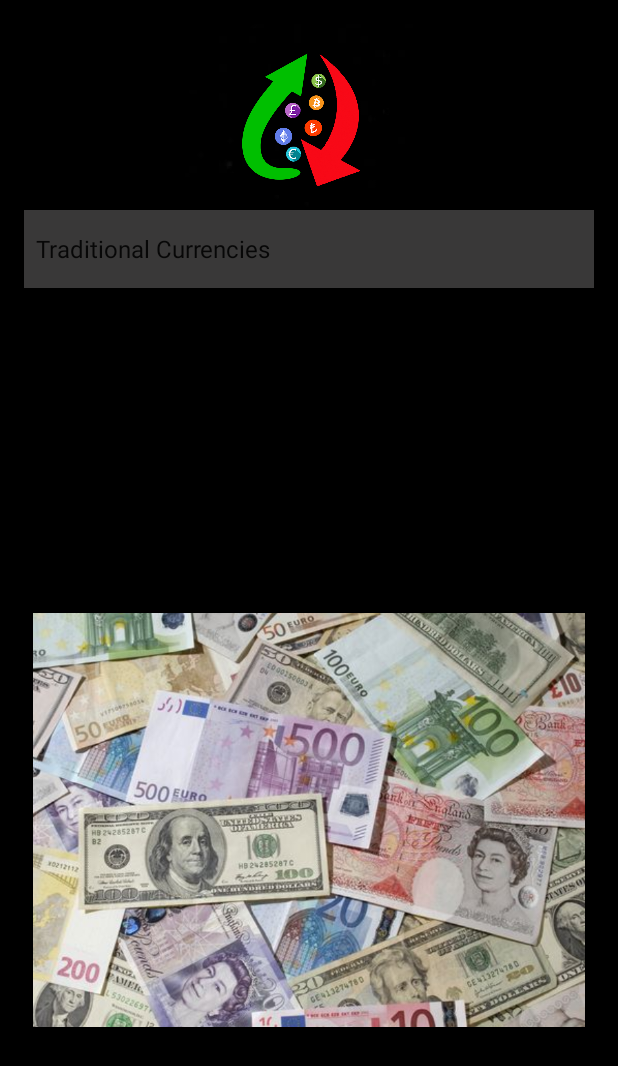
After one commit to HasanTaspolat/Switch-, an Android app: the BottomFragment screen opened directly, with no data from a screen before it, on a phone screen of 412 x 824 dp. The commit adds this screen. Shown: the top 1066 px of the screen. Run offline under Robolectric (Android 15) with nearby library versions, the phone set to English and light mode, and no system bars; our stand-ins replace Picasso; Roboto replaces fonts that are not available here.

Commit message:
Switch :: Fragment + gesture + Dialog

```diff
--- /dev/null
+++ b/app/src/main/java/com/example/aswitch/BottomFragment.java
@@ -0,0 +1,87 @@
+package com.example.aswitch;
+
+import android.content.Context;
+import android.content.Intent;
+import android.media.Image;
+import android.os.Bundle;
+import android.view.LayoutInflater;
+import android.view.View;
+import android.view.ViewGroup;
+import android.widget.ImageView;
+import android.widget.Toast;
+
+import androidx.annotation.NonNull;
+import androidx.annotation.Nullable;
+import androidx.fragment.app.Fragment;
+
+import com.squareup.picasso.Picasso;
+
+public class BottomFragment extends Fragment {
+    Context context;
+    ImageView frgBottomImg;
+    ImageView a, b;
+
+    int[] imgIds = new int[]{ R.drawable.trad_curr, R.drawable.modern_curr};
+
+    public BottomFragment() {
+        // Required empty public constructor
+    }
+
+
+    @Override
+    public void onCreate(Bundle savedInstanceState) {
+        super.onCreate(savedInstanceState);
+
+    }
+
+    @Override
+    public View onCreateView(LayoutInflater inflater, ViewGroup container,
+                             Bundle savedInstanceState) {
+        // Inflate the layout for this fragment
+        return inflater.inflate(R.layout.fragment_bottom, container, false);
+    }
+
+
+
+    @Override
+    public void onViewCreated(@NonNull View view, @Nullable Bundle savedInstanceState) {
+        super.onViewCreated(view, savedInstanceState);
+
+        frgBottomImg = view.findViewById(R.id.frgBottomImg);
+
+        int pos = getArguments().getInt("position");
+
+        frgBottomImg.setImageResource(imgIds[pos]);
+
+
+
+    }
+
+    //STEP 7
+    //Implenet changeCityImage(position) method,
+    // so that mainActivity can call it to chane the image according to postin value
+    //position value is sent from TopActivity to MainActivity
+    //then sent from MainActivity to BottomFragment
+    void changeCityImage(int position){
+        frgBottomImg.setImageResource(imgIds[position]);
+
+        if (position == 0){frgBottomImg.setOnLongClickListener(new View.OnLongClickListener() {
+            @Override
+            public boolean onLongClick(View view) {
+                Intent intent = new Intent(view.getContext(), TraditionalActivity.class);
+                view.getContext().startActivity(intent);
+
+                return false;
+            }
+        });}
+        else if ( position ==1){
+            frgBottomImg.setOnLongClickListener(new View.OnLongClickListener() {
+                @Override
+                public boolean onLongClick(View view) {
+                    Intent intent = new Intent(view.getContext(), ModernActivity.class);
+                    view.getContext().startActivity(intent);
+                    return false;
+                }
+            });
+    }}
+}
--- a/app/src/main/java/com/example/aswitch/ProfileActivity.java
+++ b/app/src/main/java/com/example/aswitch/ProfileActivity.java
@@ -9,14 +9,17 @@ import android.widget.ImageView;
 import android.widget.Toast;
 
 import androidx.appcompat.app.AppCompatActivity;
+import androidx.fragment.app.FragmentManager;
+import androidx.fragment.app.FragmentTransaction;
 
 import com.squareup.picasso.Picasso;
 
 
-public class ProfileActivity extends AppCompatActivity {
+public class ProfileActivity extends AppCompatActivity implements  TopFragment.TopFragmentInterface {
 
     ImageView tradimg, modernimg;
-
+    TopFragment topFragment;
+    BottomFragment bottomFragment;
     @Override
     protected void onCreate(Bundle savedInstanceState) {
         super.onCreate(savedInstanceState);
@@ -25,33 +28,21 @@ public class ProfileActivity extends AppCompatActivity {
         getWindow().setFlags(WindowManager.LayoutParams.FLAG_FULLSCREEN, WindowManager.LayoutParams.FLAG_FULLSCREEN);
         getSupportActionBar().hide();
 
-        tradimg = findViewById(R.id.tradimg);
-        modernimg = findViewById(R.id.modernimg);
-        Picasso.with(this)
-                .load("https://images-media.currency.com/6e89780f/1959/5495/93cc/37aa5e222ba9/on_page/shutterstock-367050494.jpg")
-                .into(tradimg);
-        Picasso.with(this)
-                .load("https://www.worldfinance.com/wp-content/uploads/2021/06/GettyImages-1248674199_rt.jpg")
-                .into(modernimg);
-        Toast.makeText(this, "Please long click on the currency type you want", Toast.LENGTH_SHORT).show();
 
-        tradimg.setOnLongClickListener(new View.OnLongClickListener() {
-            @Override
-            public boolean onLongClick(View view) {
-                Intent intent = new Intent(ProfileActivity.this, TraditionalActivity.class);
-                startActivity(intent);
+        topFragment = (TopFragment) getSupportFragmentManager().findFragmentById(R.id.fragmentTop);
+        bottomFragment = new BottomFragment();
+        Bundle b = new Bundle();
+        b.putInt("position",0);
+        bottomFragment.setArguments(b);
 
-                return false;
-            }
-        });
-        modernimg.setOnLongClickListener(new View.OnLongClickListener() {
-            @Override
-            public boolean onLongClick(View view) {
-                Intent intent = new Intent(ProfileActivity.this, ModernActivity.class);
-                startActivity(intent);
-                return false;
-            }
-        });
+        FragmentManager fragmentManager = this.getSupportFragmentManager();
+        FragmentTransaction fragmentTransaction = fragmentManager.beginTransaction();
+        fragmentTransaction.replace(R.id.dynamicFragmentLayout, bottomFragment);
+        fragmentTransaction.commit();
 
     }
+    @Override
+    public void changeImage(int position) {
+        bottomFragment.changeCityImage(position);
+    }
 }
--- /dev/null
+++ b/app/src/main/java/com/example/aswitch/TopFragment.java
@@ -0,0 +1,97 @@
+package com.example.aswitch;
+
+import android.content.Context;
+import android.os.Bundle;
+import android.view.LayoutInflater;
+import android.view.View;
+import android.view.ViewGroup;
+import android.widget.AdapterView;
+import android.widget.Button;
+import android.widget.EditText;
+import android.widget.Spinner;
+import android.widget.Toast;
+
+import androidx.annotation.NonNull;
+import androidx.annotation.Nullable;
+import androidx.fragment.app.Fragment;
+
+public class TopFragment extends Fragment {
+
+    Spinner frgTopSpinnerCity;
+
+    boolean isDefaultSelection=true;
+
+    /*****************************************/
+    //STEP 3
+    //Event will be done on TopFragement then it will effect the BottomFragement
+    //So, create a listener and a reference from listener type
+
+    TopFragmentInterface topFragmentInterfaceListener =null;
+
+    interface  TopFragmentInterface{
+        public void changeImage(int position);
+    }
+    /*****************************************/
+
+    /*****************************************/
+    //STEP4
+    //override onAttach() method  so that, connection with MainActivity is provided
+    // and through MainActivity image on BottomFragment can be changed.
+
+    @Override
+    public void onAttach(@NonNull Context context) {
+        super.onAttach(context);
+        if(context instanceof TopFragmentInterface )
+            topFragmentInterfaceListener = (TopFragmentInterface) context;
+        // here, context is the MainActivity
+        // Assign context to TopFragmentInterfaceListener means that MainActivity implements that interface
+        // and changeImage() method is definietly implemented in MainActivity
+    }
+
+    /*****************************************/
+
+    public TopFragment() {
+        // Required empty public constructor
+    }
+
+    @Override
+    public void onCreate(@Nullable Bundle savedInstanceState) {
+        super.onCreate(savedInstanceState);
+    }
+
+    @Nullable
+    @Override
+    public View onCreateView(@NonNull LayoutInflater inflater, @Nullable ViewGroup container, @Nullable Bundle savedInstanceState) {
+        return inflater.inflate(R.layout.fragment_top, container, false) ;
+    }
+
+    @Override
+    public void onViewCreated(@NonNull View view, @Nullable Bundle savedInstanceState) {
+        super.onViewCreated(view, savedInstanceState);
+
+        frgTopSpinnerCity = view.findViewById(R.id.frgTopSpinnerCity);
+
+        frgTopSpinnerCity.setOnItemSelectedListener(new AdapterView.OnItemSelectedListener() {
+            @Override
+            public void onItemSelected(AdapterView<?> parent, View view, int position, long id) {
+                if(isDefaultSelection)
+                    isDefaultSelection = false;
+                else{
+                    String str = frgTopSpinnerCity.getSelectedItem().toString();
+                    Toast.makeText(getActivity(), str+" is selected from Top Fragement",Toast.LENGTH_SHORT).show();
+
+                    //STEP 8
+                    //When a city selected image of BottomFragment will be changed. So changeImage method implemented in MAinActivity will be called
+                    //Remember, topFragmentInterfaceListener points to the MainActivity
+                    topFragmentInterfaceListener.changeImage(position);
+                }
+            }
+
+            @Override
+            public void onNothingSelected(AdapterView<?> parent) {
+
+            }
+        });
+        Toast.makeText(getActivity(), "Top Fragment loaded",Toast.LENGTH_SHORT).show();
+    }
+}
--- a/app/src/main/res/layout/activity_profile.xml
+++ b/app/src/main/res/layout/activity_profile.xml
@@ -7,56 +7,62 @@
     android:background="#000000"
     tools:context=".ProfileActivity">
 
-    <ImageView
-        android:id="@+id/modernimg"
-        android:layout_width="318dp"
-        android:layout_height="174dp"
-        android:layout_marginStart="52dp"
-        android:layout_marginEnd="52dp"
-        android:layout_marginBottom="151dp"
-        app:layout_constraintBottom_toBottomOf="parent"
-        app:layout_constraintEnd_toEndOf="parent"
-        app:layout_constraintStart_toStartOf="parent"
-        app:layout_constraintTop_toBottomOf="@+id/tvModern"
-        app:srcCompat="@drawable/ic_launcher_background" />
+    <androidx.constraintlayout.widget.ConstraintLayout
+        android:layout_width="match_parent"
+        android:layout_height="match_parent"
+        tools:context=".MainActivity">
 
-    <ImageView
-        android:id="@+id/tradimg"
-        android:layout_width="310dp"
-        android:layout_height="135dp"
-        android:layout_marginStart="52dp"
-        android:layout_marginEnd="52dp"
-        android:layout_marginBottom="91dp"
-        android:src="@mipmap/ic_launcher"
-        app:layout_constraintBottom_toTopOf="@+id/tvModern"
-        app:layout_constraintEnd_toEndOf="parent"
-        app:layout_constraintStart_toStartOf="parent"
-        app:layout_constraintTop_toBottomOf="@+id/tvTraditional" />
+        <TextView
+            android:id="@+id/textView"
+            android:layout_width="wrap_content"
+            android:layout_height="wrap_content"
+            android:layout_marginTop="8dp"
+            android:layout_marginBottom="8dp"
+            android:text="Fragment Example"
+            app:layout_constraintBottom_toTopOf="@+id/dynamicFragmentLayout"
+            app:layout_constraintHorizontal_bias="0.506"
+            app:layout_constraintLeft_toLeftOf="parent"
+            app:layout_constraintRight_toRightOf="parent"
+            app:layout_constraintTop_toTopOf="@+id/guideline"
+            app:layout_constraintVertical_bias="0.173" />
 
-    <TextView
-        android:id="@+id/tvTraditional"
-        android:layout_width="209dp"
-        android:layout_height="53dp"
-        android:layout_marginTop="96dp"
-        android:gravity="center"
-        android:text="Traditional Currencies"
-        android:textColor="#FFFFFF"
-        android:textSize="20sp"
-        app:layout_constraintBottom_toTopOf="@+id/tradimg"
-        app:layout_constraintEnd_toEndOf="parent"
-        app:layout_constraintStart_toStartOf="parent"
-        app:layout_constraintTop_toTopOf="parent" />
+        <fragment
+            android:id="@+id/fragmentTop"
+            android:name="com.example.aswitch.TopFragment"
+            android:layout_width="0dp"
+            android:layout_height="0dp"
+            android:layout_marginStart="16dp"
+            android:layout_marginTop="16dp"
+            android:layout_marginEnd="16dp"
+            android:layout_marginBottom="8dp"
+            app:layout_constraintBottom_toTopOf="@+id/guideline"
+            app:layout_constraintEnd_toEndOf="parent"
+            app:layout_constraintStart_toStartOf="parent"
+            app:layout_constraintTop_toTopOf="parent" />
 
-    <TextView
-        android:id="@+id/tvModern"
-        android:layout_width="218dp"
-        android:layout_height="52dp"
-        android:gravity="center"
-        android:text="Modern Currencies"
-        android:textColor="#FFFFFF"
-        android:textSize="20sp"
-        app:layout_constraintBottom_toTopOf="@+id/modernimg"
-        app:layout_constraintEnd_toEndOf="parent"
-        app:layout_constraintStart_toStartOf="parent"
-        app:layout_constraintTop_toBottomOf="@+id/tradimg" />
+
+        <androidx.constraintlayout.widget.Guideline
+            android:id="@+id/guideline"
+            android:layout_width="wrap_content"
+            android:layout_height="wrap_content"
+            android:orientation="horizontal"
+            app:layout_constraintGuide_begin="226dp" />
+
+        <FrameLayout
+            android:id="@+id/dynamicFragmentLayout"
+            android:layout_width="368dp"
+            android:layout_height="434dp"
+            android:layout_marginStart="16dp"
+            android:layout_marginTop="29dp"
+            android:layout_marginEnd="16dp"
+            android:layout_marginBottom="16dp"
+            app:layout_constraintBottom_toBottomOf="parent"
+            app:layout_constraintEnd_toEndOf="parent"
+            app:layout_constraintStart_toStartOf="parent"
+            app:layout_constraintTop_toBottomOf="@+id/textView">
+
+        </FrameLayout>
+
+    </androidx.constraintlayout.widget.ConstraintLayout>
+
 </androidx.constraintlayout.widget.ConstraintLayout>
--- /dev/null
+++ b/app/src/main/res/layout/fragment_bottom.xml
@@ -0,0 +1,21 @@
+<?xml version="1.0" encoding="utf-8"?>
+<FrameLayout xmlns:android="http://schemas.android.com/apk/res/android"
+    xmlns:app="http://schemas.android.com/apk/res-auto"
+    xmlns:tools="http://schemas.android.com/tools"
+    android:layout_width="match_parent"
+    android:layout_height="match_parent"
+    tools:context=".BottomFragment">
+
+    <LinearLayout
+        android:layout_width="match_parent"
+        android:layout_height="match_parent"
+        android:orientation="vertical">
+
+        <ImageView
+            android:id="@+id/frgBottomImg"
+            android:layout_width="match_parent"
+            android:layout_height="wrap_content"
+            app:srcCompat="@drawable/ic_launcher_background" />
+    </LinearLayout>
+
+</FrameLayout>
--- /dev/null
+++ b/app/src/main/res/layout/fragment_top.xml
@@ -0,0 +1,30 @@
+<?xml version="1.0" encoding="utf-8"?>
+<FrameLayout xmlns:android="http://schemas.android.com/apk/res/android"
+    xmlns:app="http://schemas.android.com/apk/res-auto"
+    xmlns:tools="http://schemas.android.com/tools"
+    android:layout_width="match_parent"
+    android:layout_height="match_parent"
+    tools:context=".TopFragment">
+
+    <LinearLayout
+        android:layout_width="match_parent"
+        android:layout_height="match_parent"
+        android:background="#000000"
+        android:orientation="vertical">
+
+        <ImageView
+            android:id="@+id/imageView"
+            android:layout_width="match_parent"
+            android:layout_height="124dp"
+            android:src="@drawable/logo" />
+
+        <Spinner
+            android:id="@+id/frgTopSpinnerCity"
+            android:layout_width="match_parent"
+            android:layout_height="52dp"
+            android:background="#393838"
+            android:entries="@array/cities" />
+
+    </LinearLayout>
+
+</FrameLayout>
--- /dev/null
+++ b/app/src/main/res/values/arrays.xml
@@ -0,0 +1,7 @@
+<?xml version="1.0" encoding="utf-8"?>
+<resources>
+    <string-array name="cities">
+        <item>Traditional Currencies</item>
+        <item>Modern Currencies</item>
+    </string-array>
+</resources>
```
Also changed, not shown: app/src/main/java/com/example/aswitch/ModernActivity.java (+25 -1 lines), app/src/main/java/com/example/aswitch/MyRecyclerViewAdapter.java (+15 -1 lines), app/src/main/java/com/example/aswitch/TraditionalActivity.java (+25 -1 lines), app/src/main/res/layout/dialogcurr.xml (added, +37 -0 lines), app/src/main/res/drawable-v24/modern_curr.jpg (added), app/src/main/res/drawable-v24/trad_curr.jpg (added), 443 other files.
